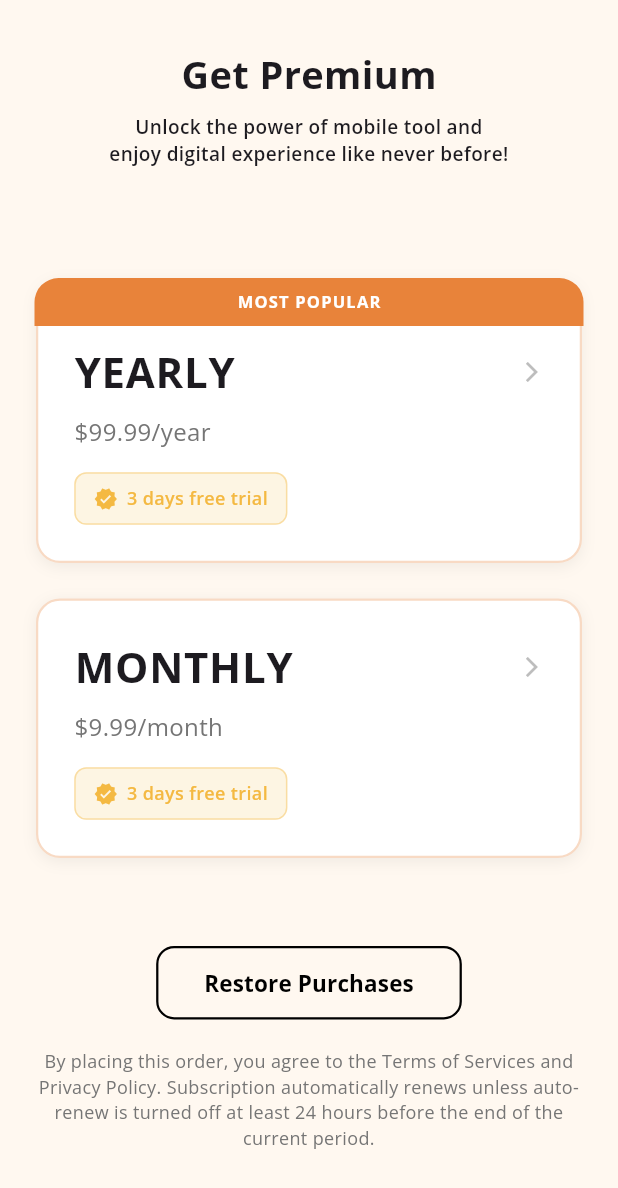
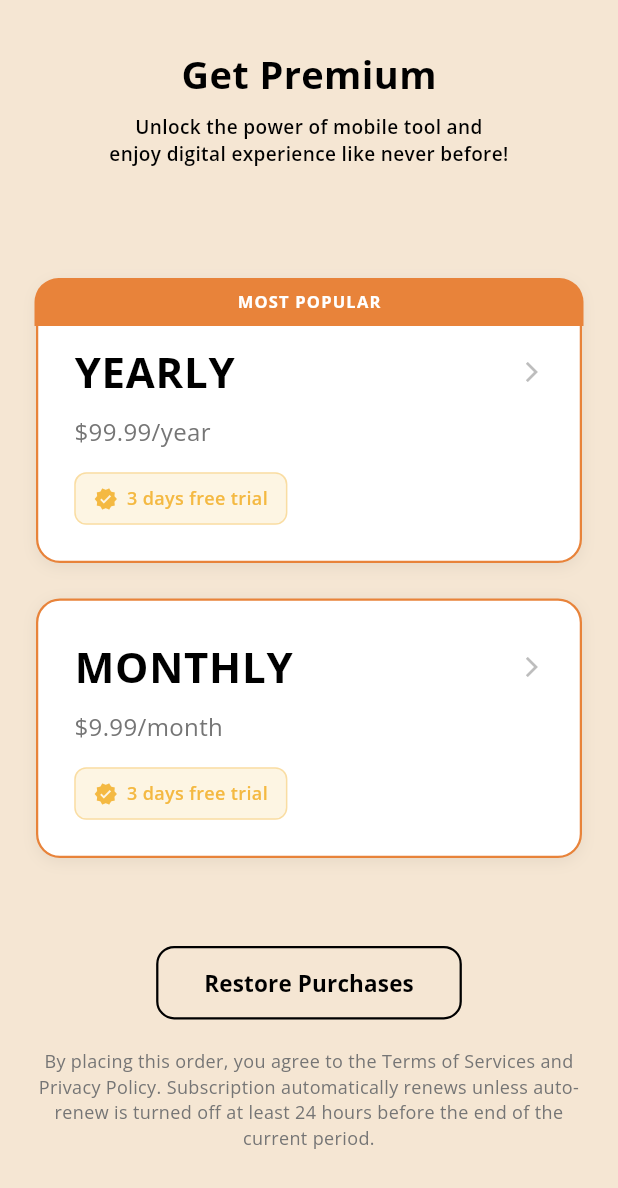
Before and after one commit to OwaisLogicLume/az_incident_sandbox, a Flutter app: the SubscriptionScreen screen opened by its route, on a phone screen of 412 x 824 dp. Shown: the top 1188 px of the screen. Run offline on Flutter 3.47's test engine with Material 3 defaults, Android fonts, the phone set to English and light mode, and no system bars; our stand-ins replace cloud_firestore, cloud_functions, connectivity_plus, device_info_plus, dio, firebase_analytics and 17 more; missing offline and left inert: mapbox_maps_flutter, purchases_flutter; accounts and stored records are empty; network calls fail.

Commit message:
Separate dark/light mode theming and fix visibility issues

```diff
--- a/lib/utils/app_colors.dart
+++ b/lib/utils/app_colors.dart
@@ -18,56 +18,61 @@ class AppColors {
   static const blueLPrimary = Color(0xff394b61);
   static const blueLSecondary = Color(0xff5e92c4);
   static const blueLTernary = Color(0xffbddafa);
-  static const blueLBg = Color(0xfff8f7f2);
+  static const blueLBg = Color(0xffe8e6dd);  // Darker gray-beige
 
   static const blueDPrimary = Color(0xff102A43);
   static const blueDSecondary = Color(0xff4a7ba4);
   static const blueDTernary = Color(0xff2b4c6f);
-  static const blueDBg = Color(0xff121212);
+  static const blueDBg = Color(0xff000000);  // Pure black for maximum darkness
 
   // Theme 2: Desert Sunset
   static const sunsetLPrimary = Color(0xffE8833A);
   static const sunsetLSecondary = Color(0xffF4B942);
   static const sunsetLTernary = Color(0xffFFD699);
-  static const sunsetLBg = Color(0xffFFF8F0);
+  static const sunsetLBg = Color(0xffF5E6D3);  // Darker warm beige
 
   static const sunsetDPrimary = Color(0xffD4662A);
   static const sunsetDSecondary = Color(0xffE89A3A);
   static const sunsetDTernary = Color(0xff5C2E1A);
-  static const sunsetDBg = Color(0xff121212);
+  static const sunsetDBg = Color(0xff000000);  // Pure black for maximum darkness
 
   // Theme 3: Terracotta
   static const terracottaLPrimary = Color(0xffC85A3E);
   static const terracottaLSecondary = Color(0xffE89A73);
   static const terracottaLTernary = Color(0xffF4C4A8);
-  static const terracottaLBg = Color(0xffFDF6F0);
+  static const terracottaLBg = Color(0xffF2E3D5);  // Darker terracotta tint
 
   static const terracottaDPrimary = Color(0xff9B3922);
   static const terracottaDSecondary = Color(0xffC85A3E);
   static const terracottaDTernary = Color(0xff6B2818);
-  static const terracottaDBg = Color(0xff121212);
+  static const terracottaDBg = Color(0xff000000);  // Pure black for maximum darkness
 
   // Theme 4: Adobe
   static const adobeLPrimary = Color(0xffD4A574);
   static const adobeLSecondary = Color(0xffB88C5D);
   static const adobeLTernary = Color(0xffE8C9A0);
-  static const adobeLBg = Color(0xffFAF5EE);
+  static const adobeLBg = Color(0xffEBE2D5);  // Darker adobe tan
 
   static const adobeDPrimary = Color(0xff8B6F47);
   static const adobeDSecondary = Color(0xffB88C5D);
   static const adobeDTernary = Color(0xff5C4A33);
-  static const adobeDBg = Color(0xff121212);
+  static const adobeDBg = Color(0xff000000);  // Pure black for maximum darkness
 
   // Theme 5: Cactus Green
   static const greenLPrimary = Color(0xff7B9337);
   static const greenLSecondary = Color(0xff5B7521);
   static const greenLTernary = Color(0xffA8C46F);
-  static const greenLBg = Color(0xffF5F8F0);
+  static const greenLBg = Color(0xffE5EAD8);  // Darker sage green
 
   static const greenDPrimary = Color(0xff5B7521);
   static const greenDSecondary = Color(0xff7B9337);
   static const greenDTernary = Color(0xff445716);
-  static const greenDBg = Color(0xff121212);
+  static const greenDBg = Color(0xff000000);  // Pure black for maximum darkness
+
+  // Dark theme surface colors for layering and hierarchy
+  static const darkSurface = Color(0xff1a1a1a);        // Cards, elevated surfaces
+  static const darkSurfaceVariant = Color(0xff2a2a2a); // Dialogs, bottom sheets
+  static const darkBorder = Color(0xff333333);         // Border colors
 
   // Tile colors (same for all themes)
   static const lTile1 = Color(0xfff0b9cc);
@@ -96,75 +101,97 @@ class AppColors {
   static var blackGreyColor;
 
   // Get colors based on current theme
+  // Dark mode: Fixed grayscale colors (no theme variants)
+  // Light mode: Theme-based colors
   Color get primaryColor {
-    final theme = context.watch<ThemeProvider>().currentTheme;
     final isDark = context.isDark;
 
+    if (isDark) {
+      return white;  // Fixed white for dark mode
+    }
+
+    // Light mode: theme-based colors
+    final theme = context.watch<ThemeProvider>().currentTheme;
     switch (theme) {
       case AppTheme.blue:
-        return isDark ? white : blueLPrimary;
+        return blueLPrimary;
       case AppTheme.desertSunset:
-        return isDark ? white : sunsetLPrimary;
+        return sunsetLPrimary;
       case AppTheme.terracotta:
-        return isDark ? white : terracottaLPrimary;
+        return terracottaLPrimary;
       case AppTheme.adobe:
-        return isDark ? white : adobeLPrimary;
+        return adobeLPrimary;
       case AppTheme.cactusGreen:
-        return isDark ? white : greenLPrimary;
+        return greenLPrimary;
     }
   }
 
   Color get secondaryColor {
-    final theme = context.watch<ThemeProvider>().currentTheme;
     final isDark = context.isDark;
 
+    if (isDark) {
+      return Colors.grey[700]!;  // Fixed gray for dark mode
+    }
+
+    // Light mode: theme-based colors
+    final theme = context.watch<ThemeProvider>().currentTheme;
     switch (theme) {
       case AppTheme.blue:
-        return isDark ? blueDSecondary : blueLSecondary;
+        return blueLSecondary;
       case AppTheme.desertSunset:
-        return isDark ? sunsetDSecondary : sunsetLSecondary;
+        return sunsetLSecondary;
       case AppTheme.terracotta:
-        return isDark ? terracottaDSecondary : terracottaLSecondary;
+        return terracottaLSecondary;
       case AppTheme.adobe:
-        return isDark ? adobeDSecondary : adobeLSecondary;
+        return adobeLSecondary;
       case AppTheme.cactusGreen:
-        return isDark ? greenDSecondary : greenLSecondary;
+        return greenLSecondary;
     }
   }
 
   Color get ternaryColor {
-    final theme = context.watch<ThemeProvider>().currentTheme;
     final isDark = context.isDark;
 
+    if (isDark) {
+      return Colors.grey[600]!;  // Fixed light gray for dark mode
+    }
+
+    // Light mode: theme-based colors
+    final theme = context.watch<ThemeProvider>().currentTheme;
     switch (theme) {
       case AppTheme.blue:
-        return isDark ? blueDTernary : blueLTernary;
+        return blueLTernary;
       case AppTheme.desertSunset:
-        return isDark ? sunsetDTernary : sunsetLTernary;
+        return sunsetLTernary;
       case AppTheme.terracotta:
-        return isDark ? terracottaDTernary : terracottaLTernary;
+        return terracottaLTernary;
       case AppTheme.adobe:
-        return isDark ? adobeDTernary : adobeLTernary;
+        return adobeLTernary;
       case AppTheme.cactusGreen:
-        return isDark ? greenDTernary : greenLTernary;
+        return greenLTernary;
     }
   }
 
   Color get bgColor {
-    final theme = context.watch<ThemeProvider>().currentTheme;
     final isDark = context.isDark;
 
+    if (isDark) {
+      return black;  // Fixed pure black for dark mode
+    }
+
+    // Light mode: theme-based colors
+    final theme = context.watch<ThemeProvider>().currentTheme;
     switch (theme) {
       case AppTheme.blue:
-        return isDark ? blueDBg : blueLBg;
+        return blueLBg;
       case AppTheme.desertSunset:
-        return isDark ? sunsetDBg : sunsetLBg;
+        return sunsetLBg;
       case AppTheme.terracotta:
-        return isDark ? terracottaDBg : terracottaLBg;
+        return terracottaLBg;
       case AppTheme.adobe:
-        return isDark ? adobeDBg : adobeLBg;
+        return adobeLBg;
       case AppTheme.cactusGreen:
-        return isDark ? greenDBg : greenLBg;
+        return greenLBg;
     }
   }
 
--- a/lib/widgets/subscription_card.dart
+++ b/lib/widgets/subscription_card.dart
@@ -48,7 +48,9 @@ class SubscriptionPlanCard extends StatelessWidget {
                 color: isDark ? Colors.grey[850] : Colors.white,
                 borderRadius: BorderRadius.circular(16),
                 border: Border.all(
-                  color: context.appColors.primaryColor.withOpacity(0.3),
+                  color: isDark
+                      ? Colors.grey[700]!
+                      : context.appColors.primaryColor,
                   width: 1.5,
                 ),
               ),
@@ -141,7 +143,10 @@ class SubscriptionPlanCard extends StatelessWidget {
                 child: Container(
                   padding: const EdgeInsets.symmetric(vertical: 8),
                   decoration: BoxDecoration(
-                    color: context.appColors.primaryColor,
+                    // Match border color for consistency
+                    color: isDark
+                        ? Colors.grey[700]
+                        : context.appColors.primaryColor,
                     borderRadius: const BorderRadius.only(
                       topLeft: Radius.circular(16),
                       topRight: Radius.circular(16),
```
Also changed, not shown: lib/screens/incidents_screen.dart (+7 -1 lines), lib/utils/app_themes.dart (+44 -10 lines), lib/widgets/unit_selection_bottom_sheet.dart (+36 -17 lines).
